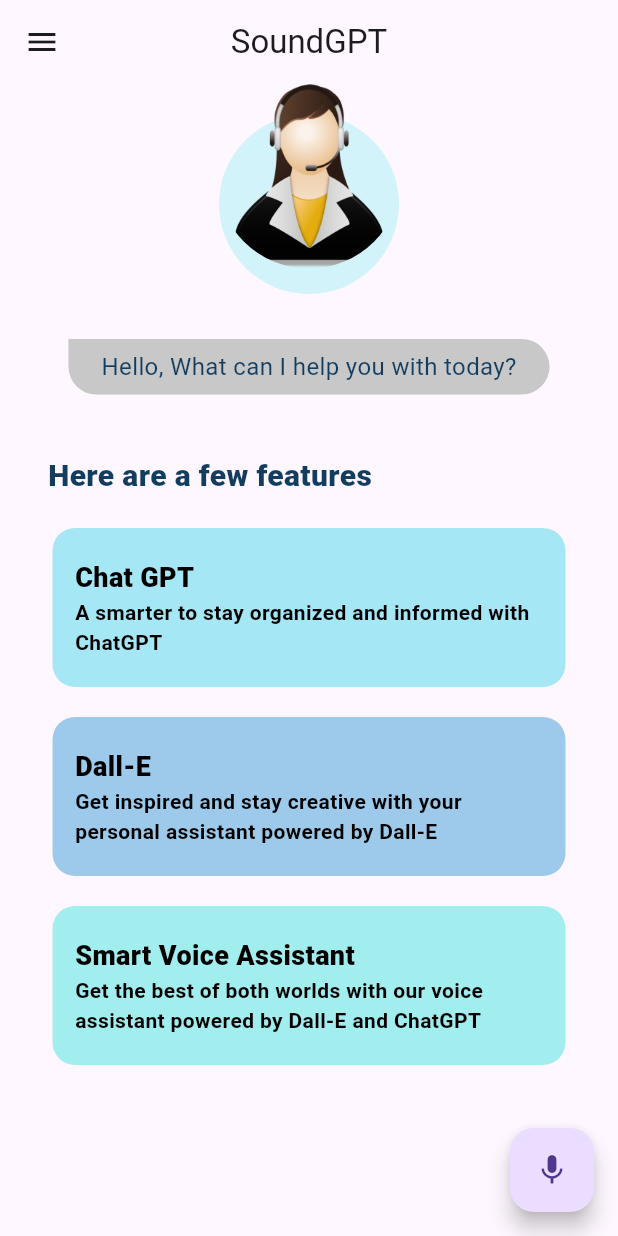
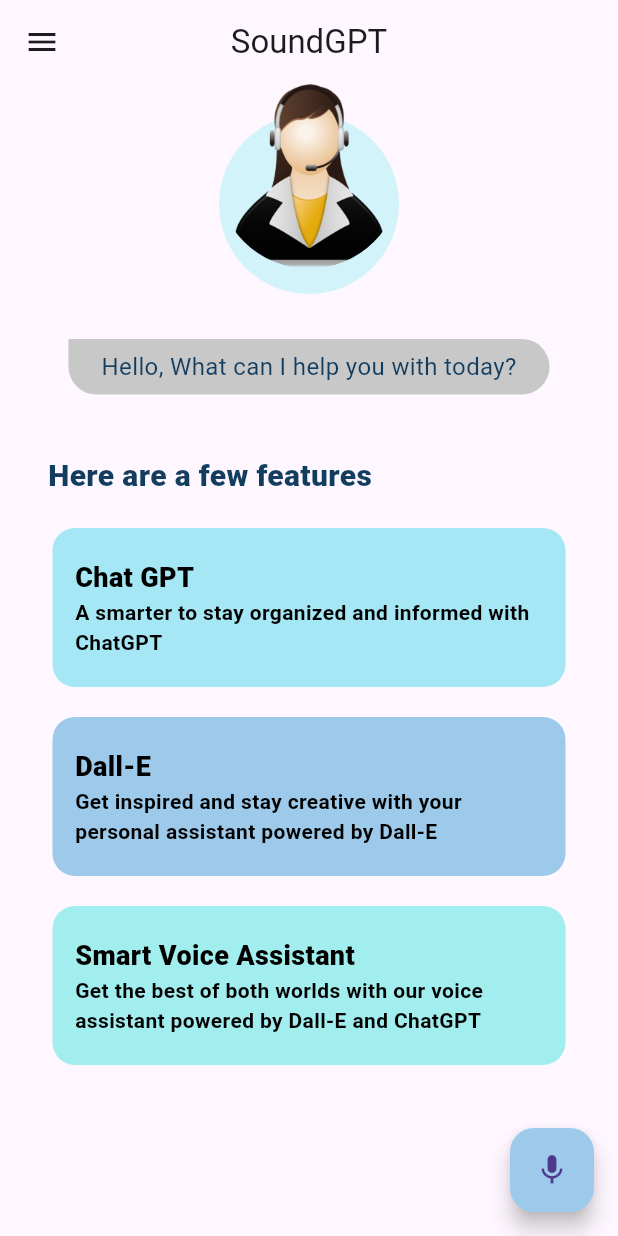
Before and after one commit to Akshat-sGit/Chat_GPT-Flutter, a Flutter app: the screen it shows after launch, on a phone screen of 412 x 824 dp. Run offline on Flutter 3.47's test engine with Material 2 defaults, Android fonts, the phone set to English and light mode, and no system bars.

Commit message:
added hover and focus color to mic

```diff
--- a/lib/chat_screen.dart
+++ b/lib/chat_screen.dart
@@ -106,6 +106,8 @@ class _ChatScreenState extends State<ChatScreen> {
             ]
           ),
           floatingActionButton: FloatingActionButton(
+            focusColor: Pallete.firstSuggestionBoxColor,
+            backgroundColor: Pallete.secondSuggestionBoxColor,
             onPressed: () {},
             child: const Icon(Icons.mic),
           )
```
